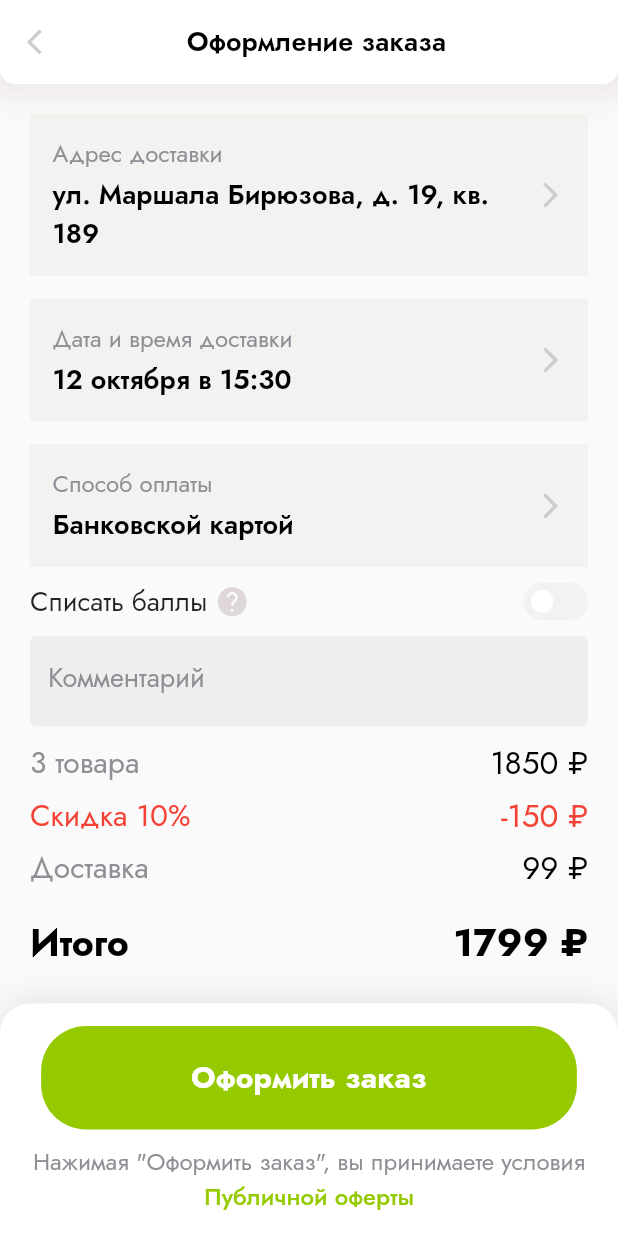
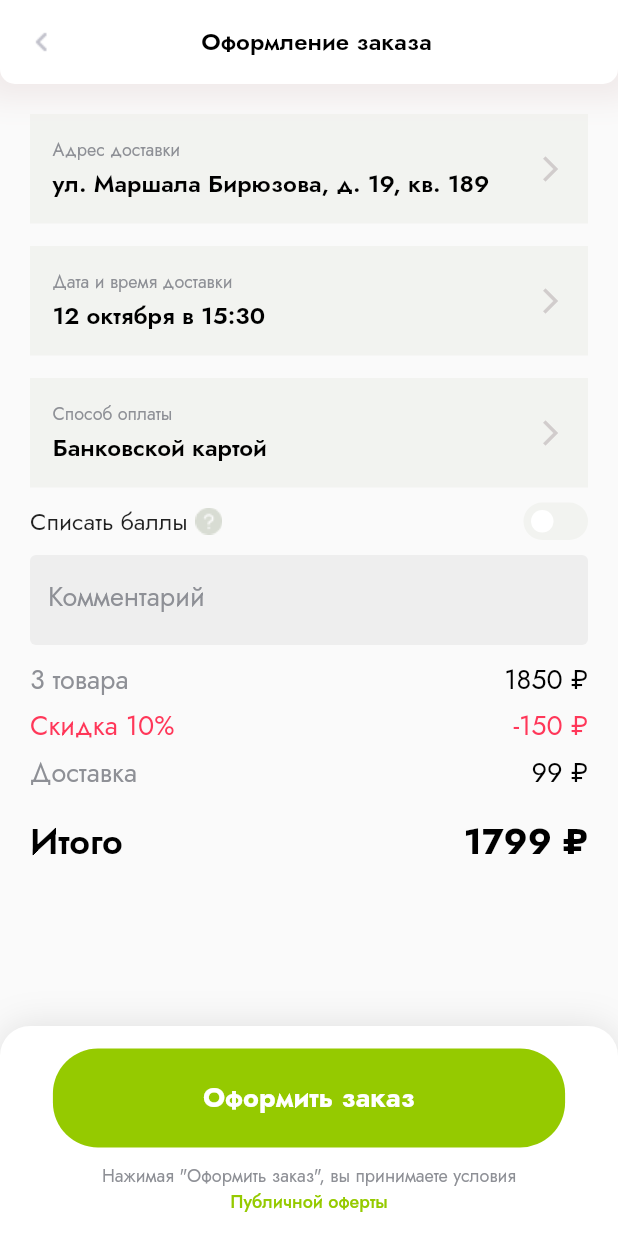
Before and after one commit to MobyteDev/organic_market, a Flutter app: the OrderMakingPage screen opened directly, on a phone screen of 412 x 824 dp. Run offline on Flutter 3.47's test engine with Material 2 defaults, Android fonts, the phone set to English and light mode, and no system bars; drawn by our look-alikes of flutter_switch; our stand-ins replace auto_route, flutter_screenutil, toggle_switch.

Commit message:
fixed icons and styles

```diff
--- a/lib/common/app_colors.dart
+++ b/lib/common/app_colors.dart
@@ -3,7 +3,6 @@ import 'package:flutter/material.dart';
 class AppColors {
   static const Color white = Colors.white;
   static const Color black = Colors.black;
-  static const Color red = Colors.red;
   static const Color transparent = Colors.transparent;
 
   static const List<Color> cardColors = <Color>[Color.fromRGBO(252, 234, 230, 1), Color.fromRGBO(229, 230, 251, 1), Color.fromRGBO(235, 250, 228, 1)];
--- a/lib/common/app_styles.dart
+++ b/lib/common/app_styles.dart
@@ -6,17 +6,18 @@ class AppStyles {
   static const TextStyle bigHeader = TextStyle(fontFamily: 'YesevaOne', fontSize: 24, fontWeight: FontWeight.w400);
   static const TextStyle body1 = TextStyle(fontFamily: 'Jost', fontSize: 14, fontWeight: FontWeight.w400);
   static const TextStyle body2 = TextStyle(fontFamily: 'Jost', fontSize: 12, fontWeight: FontWeight.w400);
-  static const TextStyle body3 = TextStyle(fontFamily: 'Jost', fontSize: 18, fontWeight: FontWeight.w400);
+  static const TextStyle body3 = TextStyle(fontFamily: 'Jost', fontSize: 16, fontWeight: FontWeight.w400);
 
-  static const TextStyle bodyGrey1 = TextStyle(fontFamily: 'Jost', fontSize: 17, fontWeight: FontWeight.w400, color: AppColors.grey142144150_1);
-  static const TextStyle bodyGrey2 = TextStyle(fontFamily: 'Jost', fontSize: 16, fontWeight: FontWeight.w400, color: AppColors.grey142144150_1);
+  static const TextStyle bodyGrey1 = TextStyle(fontFamily: 'Jost', fontSize: 14, fontWeight: FontWeight.w400, color: AppColors.grey142144150_1);
+  static const TextStyle bodyGrey2 = TextStyle(fontFamily: 'Jost', fontSize: 12, fontWeight: FontWeight.w400, color: AppColors.grey142144150_1);
   static const TextStyle bodyGrey3 = TextStyle(fontFamily: 'Jost', fontSize: 18, fontWeight: FontWeight.w400, color: AppColors.grey142144150_1);
-  static const TextStyle bodyGreen1 = TextStyle(fontFamily: 'Jost', fontSize: 17, fontWeight: FontWeight.w600, color: AppColors.green149202_1);
-  static const TextStyle bodyGreen2 = TextStyle(fontFamily: 'Jost', fontSize: 16, fontWeight: FontWeight.w500, color: AppColors.green149202_1);
+  static const TextStyle bodyGreen1 = TextStyle(fontFamily: 'Jost', fontSize: 14, fontWeight: FontWeight.w600, color: AppColors.green149202_1);
+  static const TextStyle bodyGreen2 = TextStyle(fontFamily: 'Jost', fontSize: 12, fontWeight: FontWeight.w500, color: AppColors.green149202_1);
 
-  static const TextStyle header1 = TextStyle(fontFamily: 'Jost', fontSize: 18, fontWeight: FontWeight.w600, color: AppColors.black);
+  static const TextStyle header1 = TextStyle(fontFamily: 'Jost', fontSize: 18, fontWeight: FontWeight.w600);
   static const TextStyle header2 = TextStyle(fontFamily: 'Jost', fontSize: 16, fontWeight: FontWeight.w500);
   static const TextStyle header3 = TextStyle(fontFamily: 'Jost', fontSize: 14, fontWeight: FontWeight.w500);
-  static const TextStyle header4 = TextStyle(fontFamily: 'Jost', fontSize: 26, fontWeight: FontWeight.w600);
+  static const TextStyle header4 = TextStyle(fontFamily: 'Jost', fontSize: 24, fontWeight: FontWeight.w600);
   static const TextStyle header5 = TextStyle(fontFamily: 'Jost', fontSize: 14, fontWeight: FontWeight.w600);
+  static const TextStyle header6 = TextStyle(fontFamily: 'Jost', fontSize: 16, fontWeight: FontWeight.w600, color: AppColors.black);
 }
--- a/lib/ui/common_widgets/organic_app_bar.dart
+++ b/lib/ui/common_widgets/organic_app_bar.dart
@@ -1,9 +1,7 @@
 import 'package:flutter/material.dart';
 import 'package:flutter/src/foundation/key.dart';
 import 'package:flutter/src/widgets/framework.dart';
-import 'package:icon_forest/iconoir.dart';
 import 'package:organic_market/common/app_colors.dart';
-import 'package:organic_market/common/app_styles.dart';
 import 'package:flutter_screenutil/flutter_screenutil.dart';
 
 class OrganicAppBar extends StatelessWidget with PreferredSizeWidget {
@@ -48,11 +46,7 @@ class OrganicAppBar extends StatelessWidget with PreferredSizeWidget {
             ],
           ),
           leading: isBack
-              ? Icon(
-                  Icons.arrow_back_ios,
-                  color: AppColors.grey209204204_1,
-                  size: 20,
-                )
+              ? Image.asset('assets/icons/back.png')
               : actions != null
                   ? SizedBox(width: 56)
                   : null,
--- a/lib/ui/common_widgets/organic_button.dart
+++ b/lib/ui/common_widgets/organic_button.dart
@@ -35,7 +35,7 @@ class OrganicButton extends StatelessWidget {
               buttonLabel,
               style: const TextStyle(
                 fontFamily: "Jost",
-                fontSize: 20,
+                fontSize: 18,
                 color: Colors.white,
                 fontWeight: FontWeight.bold,
               ),
--- a/lib/ui/order_making_page/order_making_page.dart
+++ b/lib/ui/order_making_page/order_making_page.dart
@@ -109,11 +109,7 @@ class _OrderMakingPageState extends State<OrderMakingPage> {
                       style: AppStyles.body3,
                     ),
                     const SizedBox(width: 5),
-                    Icon(
-                      Icons.help,
-                      color: AppColors.grey223215215_1,
-                      size: 23,
-                    ),
+                    Image.asset('assets/icons/help.png')
                   ],
                 ),
               ),
@@ -143,9 +139,9 @@ class _OrderMakingPageState extends State<OrderMakingPage> {
           const SizedBox(height: 5),
           PriceRow(
             title: 'Скидка $_sale%',
-            titleColor: AppColors.red,
+            titleColor: AppColors.pink5589_1,
             value: '-$_salePrice ₽',
-            valueColor: AppColors.red,
+            valueColor: AppColors.pink5589_1,
           ),
           const SizedBox(height: 5),
           PriceRow(
@@ -156,10 +152,10 @@ class _OrderMakingPageState extends State<OrderMakingPage> {
           const SizedBox(height: 15),
           PriceRow(
             title: 'Итого',
-            titleSize: 25,
-            titleWeight: FontWeight.bold,
+            titleSize: 24,
+            titleWeight: FontWeight.w600,
             value: '$_finalPrice ₽',
-            valueSize: 26,
+            valueSize: 24,
             valueWeight: FontWeight.bold,
           ),
         ],
--- a/lib/ui/order_making_page/widgets/custom_bottom_bar.dart
+++ b/lib/ui/order_making_page/widgets/custom_bottom_bar.dart
@@ -20,7 +20,7 @@ class CustomBottomBar extends StatelessWidget {
   @override
   Widget build(BuildContext context) {
     return Container(
-      height: 155,
+      height: 140,
       padding: const EdgeInsets.all(15),
       decoration: BoxDecoration(
         color: Colors.white,
--- a/lib/ui/order_making_page/widgets/order_making_list_tile.dart
+++ b/lib/ui/order_making_page/widgets/order_making_list_tile.dart
@@ -30,7 +30,7 @@ class OrderMakingListTile extends StatelessWidget {
                 const SizedBox(height: 3),
                 Text(
                   subtitle,
-                  style: AppStyles.header1,
+                  style: AppStyles.header6,
                 ),
               ],
             ),
--- a/lib/ui/order_making_page/widgets/price_row.dart
+++ b/lib/ui/order_making_page/widgets/price_row.dart
@@ -15,8 +15,8 @@ class PriceRow extends StatelessWidget {
     Key? key,
     required this.title,
     required this.value,
-    this.titleSize = 20,
-    this.valueSize = 21,
+    this.titleSize = 18,
+    this.valueSize = 18,
     this.titleColor = AppColors.black,
     this.valueColor = AppColors.black,
     this.titleWeight = FontWeight.normal,
--- a/pubspec.yaml
+++ b/pubspec.yaml
@@ -43,7 +43,6 @@ dependencies:
   toggle_switch: ^2.0.1
   flutter_screenutil: ^5.5.3+2
   flutter_switch: ^0.3.2
-  icon_forest: ^1.1.8
 
 dev_dependencies:
   flutter_test:
```
Also changed, not shown: lib/main.dart (+33 -33 lines), lib/ui/common_widgets/organic_navigation_bar.dart (+41 -21 lines), lib/ui/main_screen/main_screen.dart (+1 -6 lines), assets/icons/cart.png (added), assets/icons/catalog.png (added), assets/icons/help.png (added), assets/icons/main.png (added), assets/icons/profile.png (added), assets/icons/search.png (added), pubspec.lock.
